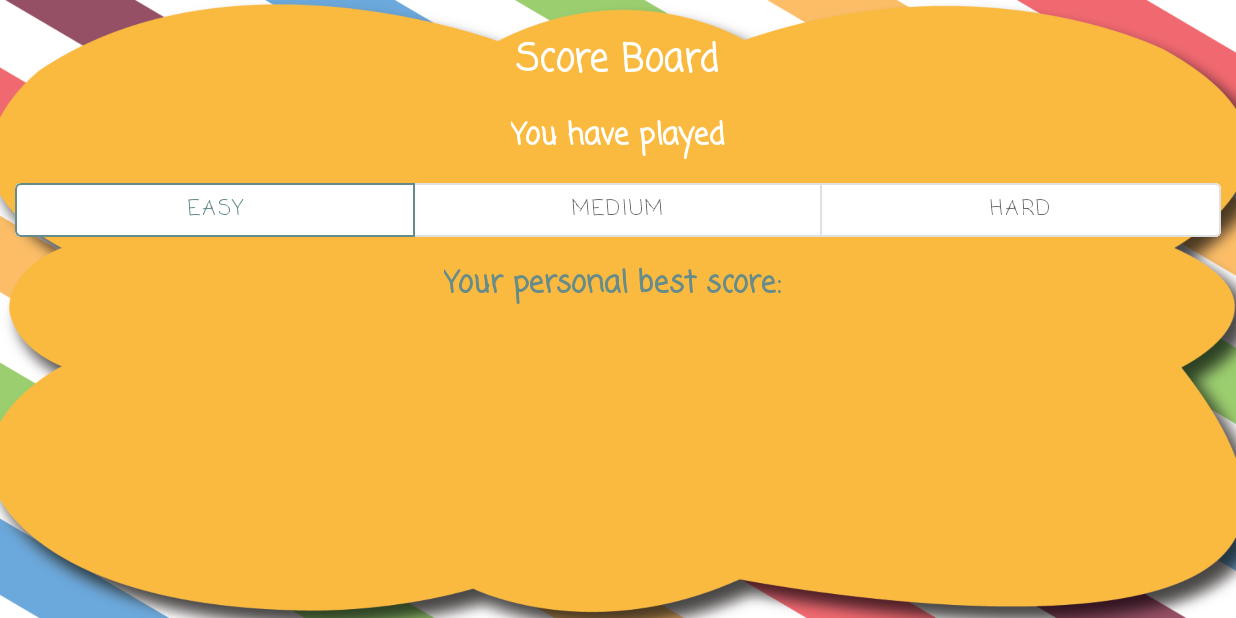
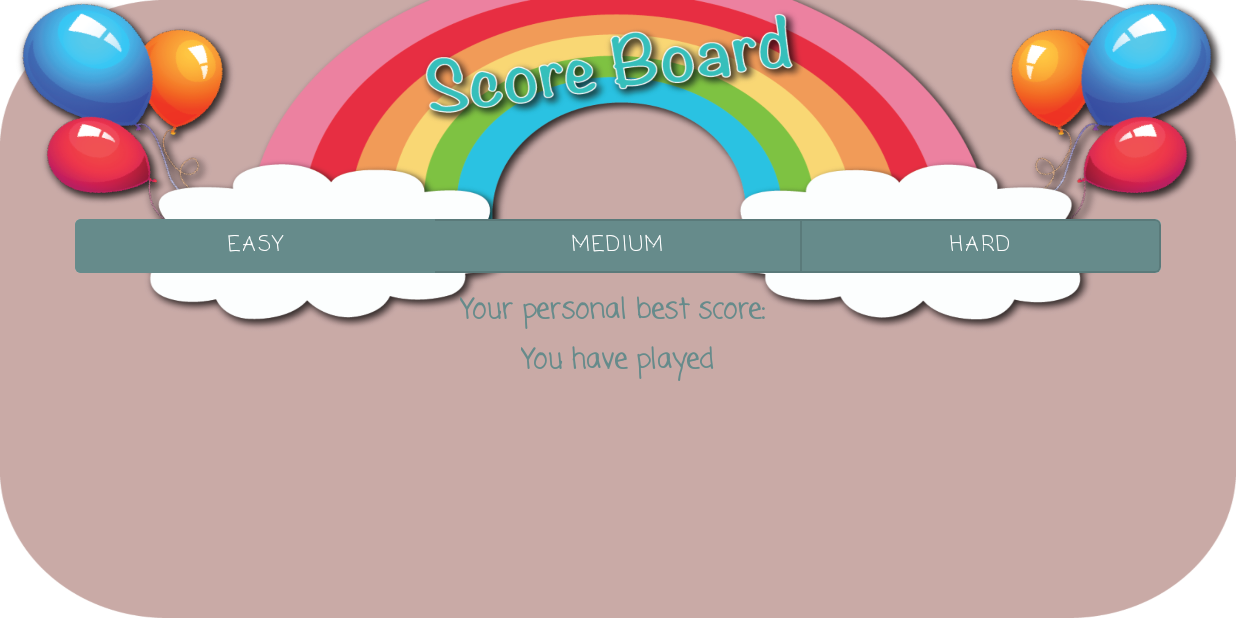
Before and after one commit to Meiwang1248/MonsterMath, an Android app: the ScoreBoardActivity screen opened directly, with no data from a screen before it, on a phone screen of 824 x 412 dp (held sideways). Run offline under Robolectric (Android 15) with nearby library versions, the phone set to English and light mode, and no system bars; our stand-ins replace Firebase (no records; nobody signed in at launch, a user with empty details on screens opened directly).

Commit message:
change bg and fix layout for score board

```diff
--- a/app/src/main/res/layout/activity_score_board.xml
+++ b/app/src/main/res/layout/activity_score_board.xml
@@ -13,7 +13,7 @@
         android:adjustViewBounds="true"
         android:contentDescription="background_image"
         android:scaleType="fitXY"
-        android:src="@drawable/artboard"
+        android:src="@drawable/bg_scoreboard_1600x900"
         tools:ignore="MissingConstraints" />
 
     <LinearLayout
@@ -27,37 +27,15 @@
         app:layout_constraintStart_toStartOf="parent"
         app:layout_constraintTop_toTopOf="parent">
 
-        <TextView
-            android:id="@+id/tvScoreBoardTitle"
-            android:layout_width="wrap_content"
-            android:layout_height="wrap_content"
-            android:layout_marginTop="5dp"
-            android:layout_marginBottom="10dp"
-            android:fontFamily="casual"
-            android:gravity="center"
-            android:paddingHorizontal="20dp"
-            android:paddingVertical="5dp"
-            android:text="Score Board"
-            android:textColor="@color/white"
-            android:textSize="25dp"
-            android:textStyle="bold" />
-
-        <TextView
-            android:id="@+id/tvNumOfGamesPlayed"
-            android:layout_width="wrap_content"
-            android:layout_height="wrap_content"
-            android:layout_marginBottom="10dp"
-            android:fontFamily="casual"
-            android:text="You have played"
-            android:textColor="@color/white"
-            android:textSize="20dp"
-            android:textStyle="bold" />
 
         <com.google.android.material.button.MaterialButtonToggleGroup
             android:id="@+id/toggleBtnGrpScore"
             android:layout_width="match_parent"
             android:layout_height="wrap_content"
-            android:layout_marginBottom="10dp"
+            android:layout_marginLeft="40dp"
+            android:layout_marginRight="40dp"
+            android:layout_marginBottom="5dp"
+            android:layout_marginTop="130dp"
             app:checkedButton="@id/btnScoreEasy"
             app:singleSelection="true">
 
@@ -68,7 +46,8 @@
                 android:layout_height="wrap_content"
                 android:layout_marginHorizontal="10dp"
                 android:layout_weight="1"
-                android:backgroundTint="@color/white"
+                android:backgroundTint="@color/colorPrimary"
+                android:textColor="@color/white"
                 android:fontFamily="casual"
                 android:text="Easy" />
 
@@ -79,7 +58,8 @@
                 android:layout_height="wrap_content"
                 android:layout_marginHorizontal="10dp"
                 android:layout_weight="1"
-                android:backgroundTint="@color/white"
+                android:backgroundTint="@color/colorPrimary"
+                android:textColor="@color/white"
                 android:fontFamily="casual"
                 android:text="Medium" />
 
@@ -90,7 +70,8 @@
                 android:layout_height="wrap_content"
                 android:layout_marginHorizontal="10dp"
                 android:layout_weight="1"
-                android:backgroundTint="@color/white"
+                android:backgroundTint="@color/colorPrimary"
+                android:textColor="@color/white"
                 android:fontFamily="casual"
                 android:text="Hard" />
 
@@ -100,16 +81,29 @@
             android:id="@+id/tvPersonalBestScore"
             android:layout_width="wrap_content"
             android:layout_height="wrap_content"
-            android:layout_marginBottom="10dp"
+            android:layout_marginBottom="5dp"
             android:fontFamily="casual"
             android:text="Your personal best score: "
             android:textColor="@color/colorPrimary"
-            android:textSize="20dp"
+            android:textSize="18dp"
+            android:textStyle="bold" />
+
+        <TextView
+            android:id="@+id/tvNumOfGamesPlayed"
+            android:layout_width="wrap_content"
+            android:layout_height="wrap_content"
+            android:layout_marginBottom="5dp"
+            android:fontFamily="casual"
+            android:text="You have played"
+            android:textColor="@color/colorPrimary"
+            android:textSize="18dp"
             android:textStyle="bold" />
 
         <androidx.recyclerview.widget.RecyclerView
             android:id="@+id/rvScores"
             android:layout_width="match_parent"
+            android:layout_marginLeft="60dp"
+            android:layout_marginRight="60dp"
             android:layout_height="0dp"
             android:layout_weight="90"
             android:padding="5dp"
--- a/app/src/main/res/layout/score_item.xml
+++ b/app/src/main/res/layout/score_item.xml
@@ -4,12 +4,12 @@
     xmlns:app="http://schemas.android.com/apk/res-auto"
     android:layout_width="match_parent"
     android:layout_height="wrap_content"
-    android:layout_margin="10dp"
-    android:padding="10dp"
+    android:layout_margin="5dp"
+    android:padding="5dp"
     app:cardBackgroundColor="@color/white"
     app:cardCornerRadius="10dp"
     app:cardElevation="5dp"
-    app:contentPadding="10dp">
+    app:contentPadding="5dp">
 
     <LinearLayout
         android:layout_width="match_parent"
```
Also changed, not shown: app/src/main/res/drawable/bg_scoreboard_1600x900.png (added).
